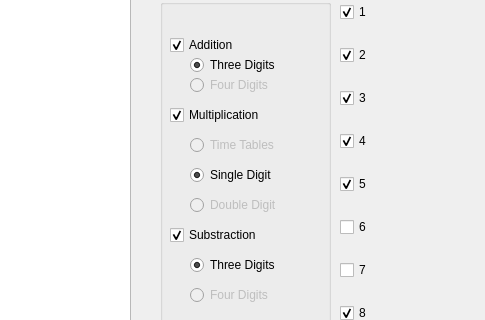
The window that ui/multui.ui (miguelgarciaarribas/multroaster) describes before a commit, drawn with Qt 5; both pictures show x 410 to 895 and y 135 to 455 of the 895 by 602 pixel window.
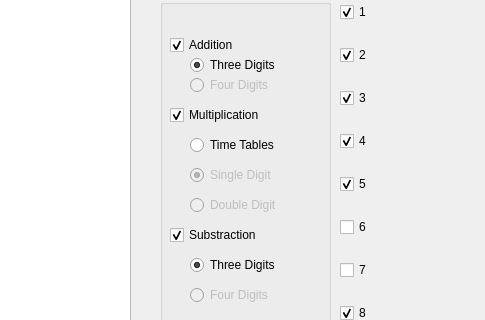
The same window after the commit.

What changed in the file:
```diff
--- a/ui/multui.ui
+++ b/ui/multui.ui
@@ -70,7 +70,7 @@
        </widget>
        <widget class="QRadioButton" name="radioButton">
         <property name="enabled">
-         <bool>false</bool>
+         <bool>true</bool>
         </property>
         <property name="geometry">
          <rect>
@@ -91,6 +91,9 @@
         </property>
        </widget>
        <widget class="QRadioButton" name="radioButton_2">
+        <property name="enabled">
+         <bool>false</bool>
+        </property>
         <property name="geometry">
          <rect>
           <x>30</x>
```
Left out of the diff: 2 changed lines with no effect on the pictures.
